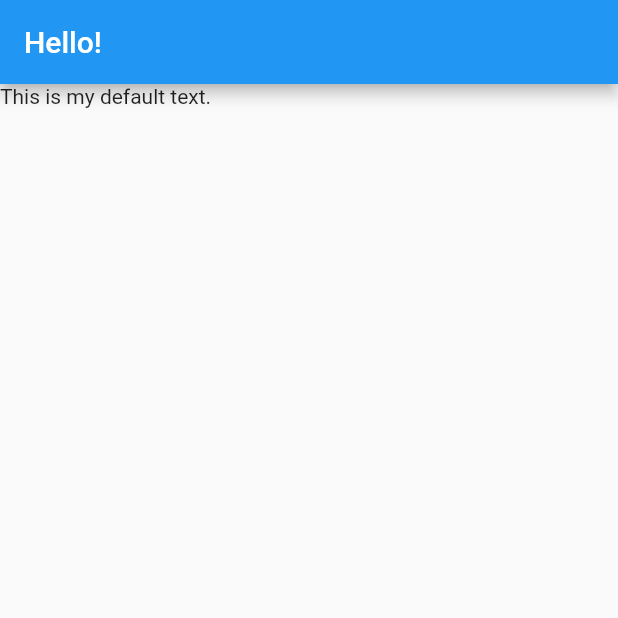
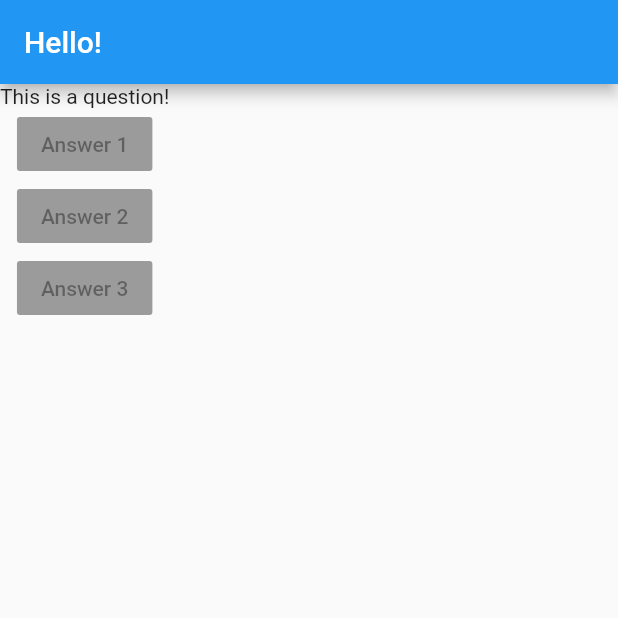
Before and after one commit to ranger163/flutter_playground, a Flutter app: the screen it shows after launch, on a phone screen of 412 x 824 dp, the top half of it. Run offline on Flutter 3.47's test engine with Material 2 defaults, Android fonts, the phone set to English and light mode, and no system bars.

Commit message:
Working with Column layout and RaisedButtons

```diff
--- a/lib/main.dart
+++ b/lib/main.dart
@@ -1,8 +1,6 @@
 import 'package:flutter/material.dart';
 
-void main() {
-  runApp(MyApp());
-}
+void main() => runApp(MyApp());
 
 class MyApp extends StatelessWidget {
   @override
@@ -12,7 +10,23 @@ class MyApp extends StatelessWidget {
         appBar: AppBar(
           title: Text('Hello!'),
         ),
-        body: Text('This is my default text.'),
+        body: Column(
+          children: [
+            Text('This is a question!'),
+            RaisedButton(
+              child: Text('Answer 1'),
+              onPressed: null,
+            ),
+            RaisedButton(
+              child: Text('Answer 2'),
+              onPressed: null,
+            ),
+            RaisedButton(
+              child: Text('Answer 3'),
+              onPressed: null,
+            ),
+          ],
+        ),
       ),
     );
   }
```
